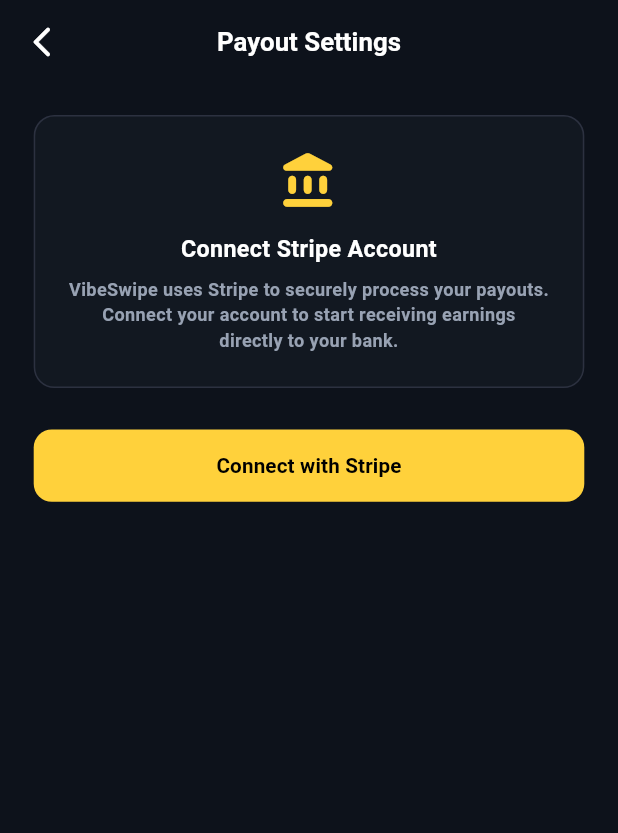
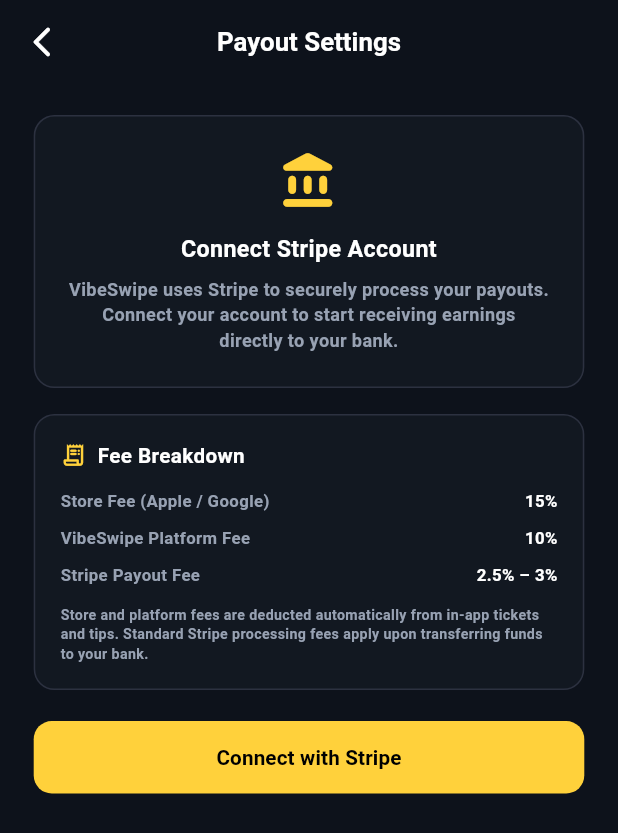
Before and after one commit to itismemuhammadali/Resono-Live, a Flutter app: the ArtistEarningsView screen opened by its route, after a tap on "Set Up", on a phone screen of 412 x 824 dp. Shown: the top 833 px of the screen. Run offline on Flutter 3.47's test engine with Material 3 defaults, Android fonts, the phone set to English and light mode, and no system bars; our stand-ins replace app_links, cached_network_image, cloud_firestore, cloud_functions, firebase_auth, firebase_core and 21 more; missing offline and left inert: agora_rtc_engine, flutter_stripe; accounts and stored records are empty; network calls fail; project files that could hold a hidden picture were left out.

Commit message:
feat: add fee transparency breakdown for store, platform, and Stripe fees; bump build to 26

```diff
--- a/vibe_swipe/lib/src/modules/artist/earnings/presentation/views/artist_earnings_view.dart
+++ b/vibe_swipe/lib/src/modules/artist/earnings/presentation/views/artist_earnings_view.dart
@@ -107,7 +107,7 @@
           ),
           12.ph,
           _MetricRow(
-            label: 'Store Fee (Apple / Google)',
+            label: 'Store Fee (Apple / Google) (15%)',
             value: '-\$${controller.storeFee.toStringAsFixed(2)}',
             valueColor: AppColors.eventRed,
           ),
@@ -123,6 +123,37 @@
             value: '\$${controller.netEarnings.toStringAsFixed(2)}',
             valueColor: AppColors.primaryGreen,
             isBold: true,
+          ),
+          14.ph,
+          Container(
+            padding: EdgeInsets.symmetric(horizontal: 12.w, vertical: 10.h),
+            decoration: BoxDecoration(
+              color: Colors.white.withValues(alpha: 0.04),
+              borderRadius: BorderRadius.circular(10.r),
+              border: Border.all(color: Colors.white.withValues(alpha: 0.06)),
+            ),
+            child: Row(
+              crossAxisAlignment: CrossAxisAlignment.start,
+              children: [
+                Icon(
+                  Icons.info_outline_rounded,
+                  color: AppColors.santagrey,
+                  size: 15.sp,
+                ),
+                8.pw,
+                Expanded(
+                  child: Text(
+                    '15% Store fee and 10% VibeSwipe platform fee are deducted on in-app purchases. Standard Stripe payout fees (approx. 2.5% - 3%) apply upon bank withdrawal.',
+                    style: TextStyle(
+                      fontFamily: 'Roboto',
+                      fontSize: 11.sp,
+                      color: AppColors.santagrey,
+                      height: 1.35,
+                    ),
+                  ),
+                ),
+              ],
+            ),
           ),
         ],
       ),
@@ -497,7 +528,7 @@
               ),
               16.ph,
               Text(
-                'You are about to withdraw \$${amount.toStringAsFixed(2)} to your connected Stripe account. This transfer is typically processed within a few business days.',
+                'You are about to withdraw \$${amount.toStringAsFixed(2)} to your connected Stripe account. Standard Stripe processing fees (approx. 2.5% – 3%) apply upon transfer. Funds are typically processed within a few business days.',
                 textAlign: TextAlign.center,
                 style: TextStyle(
                   fontFamily: 'Roboto',
--- a/vibe_swipe/lib/src/modules/artist/earnings/presentation/views/artist_wallet_setup_view.dart
+++ b/vibe_swipe/lib/src/modules/artist/earnings/presentation/views/artist_wallet_setup_view.dart
@@ -35,7 +35,7 @@
         centerTitle: true,
       ),
       body: SafeArea(
-        child: Padding(
+        child: SingleChildScrollView(
           padding: EdgeInsets.symmetric(horizontal: 24.w, vertical: 24.h),
           child: Column(
             crossAxisAlignment: CrossAxisAlignment.stretch,
@@ -87,7 +87,52 @@
                   ],
                 ),
               ),
-              32.ph,
+              20.ph,
+              Container(
+                padding: EdgeInsets.all(18.w),
+                decoration: BoxDecoration(
+                  color: AppColors.listenerChipBg,
+                  borderRadius: BorderRadius.circular(16.r),
+                  border: Border.all(color: AppColors.listenerChipBorder),
+                ),
+                child: Column(
+                  crossAxisAlignment: CrossAxisAlignment.start,
+                  children: [
+                    Row(
+                      children: [
+                        Icon(Icons.receipt_long_rounded, color: AppColors.listenerYellow, size: 20.sp),
+                        8.pw,
+                        Text(
+                          'Fee Breakdown',
+                          style: TextStyle(
+                            fontFamily: 'Roboto',
+                            fontSize: 16.sp,
+                            fontWeight: FontWeight.w600,
+                            color: AppColors.primaryWhite,
+                          ),
+                        ),
+                      ],
+                    ),
+                    14.ph,
+                    const _FeeRow(label: 'Store Fee (Apple / Google)', percentage: '15%'),
+                    10.ph,
+                    const _FeeRow(label: 'VibeSwipe Platform Fee', percentage: '10%'),
+                    10.ph,
+                    const _FeeRow(label: 'Stripe Payout Fee', percentage: '2.5% – 3%'),
+                    14.ph,
+                    Text(
+                      'Store and platform fees are deducted automatically from in-app tickets and tips. Standard Stripe processing fees apply upon transferring funds to your bank.',
+                      style: TextStyle(
+                        fontFamily: 'Roboto',
+                        fontSize: 11.sp,
+                        color: AppColors.santagrey,
+                        height: 1.35,
+                      ),
+                    ),
+                  ],
+                ),
+              ),
+              24.ph,
               if (!controller.stripePayoutsEnabled)
                 PrimaryElevatedButton(
                   onTap: () {
@@ -130,3 +175,35 @@
     );
   }
 }
+
+class _FeeRow extends StatelessWidget {
+  const _FeeRow({required this.label, required this.percentage});
+  final String label;
+  final String percentage;
+
+  @override
+  Widget build(BuildContext context) {
+    return Row(
+      mainAxisAlignment: MainAxisAlignment.spaceBetween,
+      children: [
+        Text(
+          label,
+          style: TextStyle(
+            fontFamily: 'Roboto',
+            fontSize: 13.sp,
+            color: AppColors.santagrey,
+          ),
+        ),
+        Text(
+          percentage,
+          style: TextStyle(
+            fontFamily: 'Roboto',
+            fontSize: 13.sp,
+            fontWeight: FontWeight.w600,
+            color: AppColors.primaryWhite,
+          ),
+        ),
+      ],
+    );
+  }
+}
--- a/vibe_swipe/pubspec.yaml
+++ b/vibe_swipe/pubspec.yaml
@@ -16,7 +16,7 @@
 # https://developer.apple.com/library/archive/documentation/General/Reference/InfoPlistKeyReference/Articles/CoreFoundationKeys.html
 # In Windows, build-name is used as the major, minor, and patch parts
 # of the product and file versions while build-number is used as the build suffix.
-version: 1.0.0+25
+version: 1.0.0+26
 
 environment:
   sdk: ">=3.0.0 <4.0.0"
```
